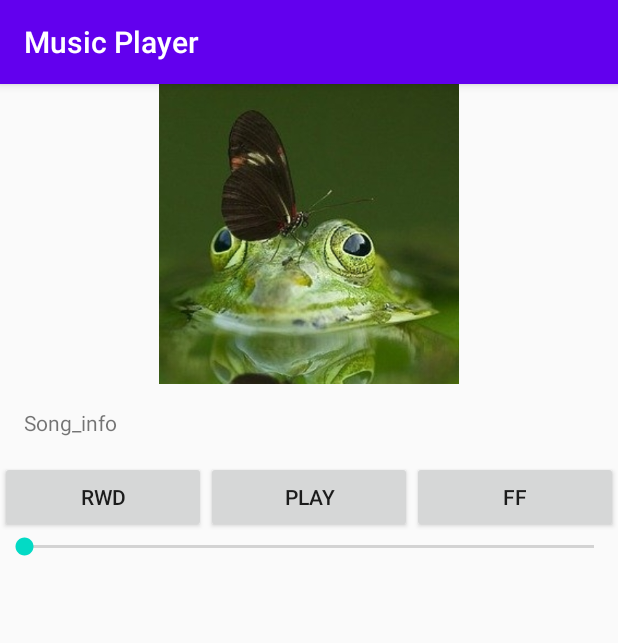
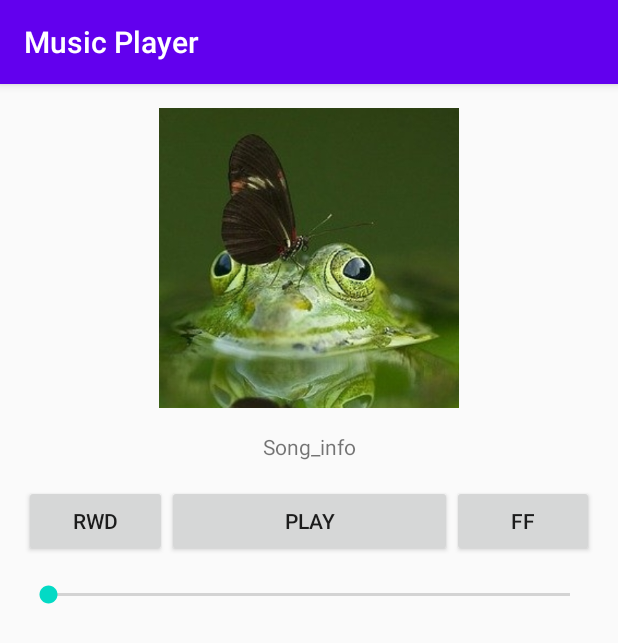
Before and after one commit to diederikdeneef/Music_Player, an Android app: the screen it shows after launch (MainActivity), on a phone screen of 412 x 824 dp. Shown: the top 643 px of the screen. Run offline under Robolectric (Android 15) with nearby library versions, the phone set to English and light mode, and no system bars.

Commit message:
style: Add margins for better viewability
Add margins to the various layout element for better viewability

```diff
--- a/app/src/main/res/layout/activity_main.xml
+++ b/app/src/main/res/layout/activity_main.xml
@@ -14,6 +14,7 @@
         app:layout_constraintRight_toRightOf="parent"
         app:layout_constraintTop_toTopOf="parent"
         android:src="@drawable/frog_275x275"
+        android:layout_margin="16dp"
         />
 
     <TextView
@@ -21,6 +22,7 @@
         android:layout_width="match_parent"
         android:layout_height="wrap_content"
         android:text="Song_info"
+        android:gravity="center_horizontal"
         android:padding="16dp"
         app:layout_constraintLeft_toLeftOf="parent"
         app:layout_constraintRight_toRightOf="parent"
@@ -33,7 +35,8 @@
         android:text="PLAY"
         app:layout_constraintTop_toBottomOf="@id/song_info_now_playing"
         app:layout_constraintLeft_toRightOf="@id/rewind_button"
-        app:layout_constraintRight_toLeftOf="@id/fast_forward_button"/>
+        app:layout_constraintRight_toLeftOf="@id/fast_forward_button"
+        app:layout_constraintHorizontal_weight="2"/>
 
     <Button
         android:id="@+id/fast_forward_button"
@@ -42,7 +45,9 @@
         android:text="FF"
         app:layout_constraintTop_toBottomOf="@id/song_info_now_playing"
         app:layout_constraintLeft_toRightOf="@id/play_button"
-        app:layout_constraintRight_toRightOf="parent"/>
+        app:layout_constraintRight_toRightOf="parent"
+        android:layout_marginRight="16dp"
+        app:layout_constraintHorizontal_weight="1"/>
 
     <Button
         android:id="@+id/rewind_button"
@@ -51,7 +56,9 @@
         android:text="RWD"
         app:layout_constraintTop_toBottomOf="@id/song_info_now_playing"
         app:layout_constraintLeft_toLeftOf="parent"
-        app:layout_constraintRight_toLeftOf="@id/play_button"/>
+        app:layout_constraintRight_toLeftOf="@id/play_button"
+        android:layout_marginLeft="16dp"
+        app:layout_constraintHorizontal_weight="1"/>
 
     <SeekBar
         android:id="@+id/seekbar_now_playing"
@@ -59,7 +66,8 @@
         android:layout_height="wrap_content"
         app:layout_constraintTop_toBottomOf="@id/play_button"
         app:layout_constraintLeft_toLeftOf="parent"
-        app:layout_constraintRight_toRightOf="parent"/>
+        app:layout_constraintRight_toRightOf="parent"
+        android:layout_margin="16dp"/>
 
     <ListView
         android:layout_width="match_parent"
@@ -67,6 +75,7 @@
         app:layout_constraintTop_toBottomOf="@id/seekbar_now_playing"
         app:layout_constraintLeft_toLeftOf="parent"
         app:layout_constraintRight_toRightOf="parent"
+        android:layout_margin="16dp"
         />
 
 
```
